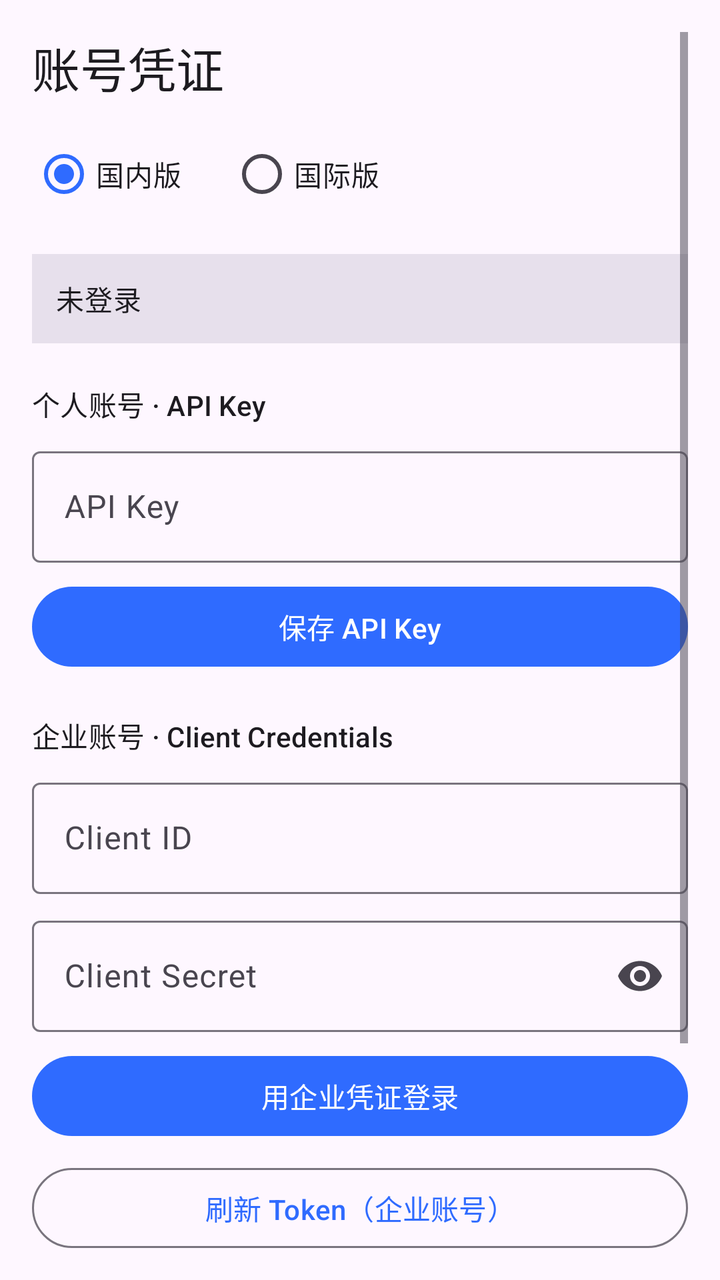
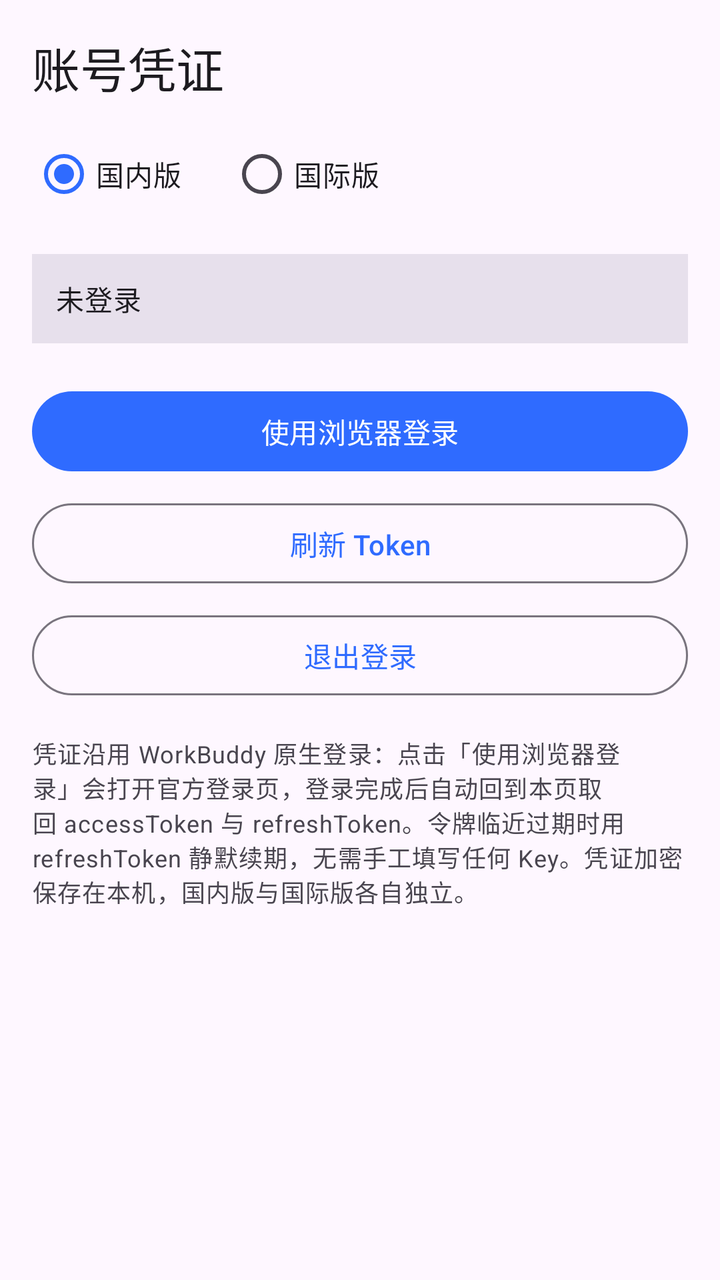

An Android layout rendered at two revisions. The XML below is the earlier revision; the diff shows what the commit changed to produce the second picture.
<!-- AndroidManifest.xml: application theme Theme.WbHub -->
<!-- res/layout/fragment_credentials.xml -->
<?xml version="1.0" encoding="utf-8"?>
<ScrollView xmlns:android="http://schemas.android.com/apk/res/android"
    xmlns:app="http://schemas.android.com/apk/res-auto"
    android:layout_width="match_parent"
    android:layout_height="match_parent"
    android:padding="16dp">

    <LinearLayout
        android:layout_width="match_parent"
        android:layout_height="wrap_content"
        android:orientation="vertical">

        <TextView
            android:layout_width="wrap_content"
            android:layout_height="wrap_content"
            android:text="@string/credential_title"
            android:textAppearance="?attr/textAppearanceHeadlineSmall" />

        <RadioGroup
            android:id="@+id/region_group"
            android:layout_width="match_parent"
            android:layout_height="wrap_content"
            android:layout_marginTop="12dp"
            android:orientation="horizontal">

            <com.google.android.material.radiobutton.MaterialRadioButton
                android:id="@+id/region_cn"
                android:layout_width="wrap_content"
                android:layout_height="wrap_content"
                android:checked="true"
                android:text="@string/credential_region_cn" />

            <com.google.android.material.radiobutton.MaterialRadioButton
                android:id="@+id/region_intl"
                android:layout_width="wrap_content"
                android:layout_height="wrap_content"
                android:layout_marginStart="24dp"
                android:text="@string/credential_region_intl" />
        </RadioGroup>

        <TextView
            android:id="@+id/token_status"
            android:layout_width="match_parent"
            android:layout_height="wrap_content"
            android:layout_marginTop="16dp"
            android:padding="12dp"
            android:background="?attr/colorSurfaceVariant"
            android:text="@string/credential_status_idle"
            android:textAppearance="?attr/textAppearanceBodyMedium" />

        
        <TextView
            android:layout_width="wrap_content"
            android:layout_height="wrap_content"
            android:layout_marginTop="20dp"
            android:text="@string/credential_api_key_section"
            android:textAppearance="?attr/textAppearanceTitleSmall" />

        <com.google.android.material.textfield.TextInputLayout
            android:id="@+id/api_key_layout"
            style="@style/Widget.Material3.TextInputLayout.OutlinedBox"
            android:layout_width="match_parent"
            android:layout_height="wrap_content"
            android:layout_marginTop="8dp"
            android:hint="@string/credential_api_key_hint">

            <com.google.android.material.textfield.TextInputEditText
                android:id="@+id/api_key_input"
                android:layout_width="match_parent"
                android:layout_height="wrap_content"
                android:inputType="textNoSuggestions"
                android:maxLines="1" />
        </com.google.android.material.textfield.TextInputLayout>

        <com.google.android.material.button.MaterialButton
            android:id="@+id/btn_save_api_key"
            android:layout_width="match_parent"
            android:layout_height="wrap_content"
            android:layout_marginTop="8dp"
            android:text="@string/credential_api_key_save" />

        
        <TextView
            android:layout_width="wrap_content"
            android:layout_height="wrap_content"
            android:layout_marginTop="20dp"
            android:text="@string/credential_client_section"
            android:textAppearance="?attr/textAppearanceTitleSmall" />

        <com.google.android.material.textfield.TextInputLayout
            android:id="@+id/client_id_layout"
            style="@style/Widget.Material3.TextInputLayout.OutlinedBox"
            android:layout_width="match_parent"
            android:layout_height="wrap_content"
            android:layout_marginTop="8dp"
            android:hint="@string/credential_client_id_hint">

            <com.google.android.material.textfield.TextInputEditText
                android:id="@+id/client_id_input"
                android:layout_width="match_parent"
                android:layout_height="wrap_content"
                android:inputType="textNoSuggestions"
                android:maxLines="1" />
        </com.google.android.material.textfield.TextInputLayout>

        <com.google.android.material.textfield.TextInputLayout
            android:id="@+id/client_secret_layout"
            style="@style/Widget.Material3.TextInputLayout.OutlinedBox"
            android:layout_width="match_parent"
            android:layout_height="wrap_content"
            android:layout_marginTop="8dp"
            android:hint="@string/credential_client_secret_hint"
            app:endIconMode="password_toggle">

            <com.google.android.material.textfield.TextInputEditText
                android:id="@+id/client_secret_input"
                android:layout_width="match_parent"
                android:layout_height="wrap_content"
                android:inputType="textPassword"
                android:maxLines="1" />
        </com.google.android.material.textfield.TextInputLayout>

        <com.google.android.material.button.MaterialButton
            android:id="@+id/btn_save_client"
            android:layout_width="match_parent"
            android:layout_height="wrap_content"
            android:layout_marginTop="8dp"
            android:text="@string/credential_client_save" />

        <com.google.android.material.button.MaterialButton
            android:id="@+id/btn_refresh"
            style="@style/Widget.Material3.Button.OutlinedButton"
            android:layout_width="match_parent"
            android:layout_height="wrap_content"
            android:layout_marginTop="8dp"
            android:text="@string/credential_refresh" />

        <com.google.android.material.button.MaterialButton
            android:id="@+id/btn_logout"
            style="@style/Widget.Material3.Button.OutlinedButton"
            android:layout_width="match_parent"
            android:layout_height="wrap_content"
            android:layout_marginTop="8dp"
            android:text="@string/credential_logout" />

        <TextView
            android:layout_width="match_parent"
            android:layout_height="wrap_content"
            android:layout_marginTop="16dp"
            android:text="@string/credential_hint"
            android:textAppearance="?attr/textAppearanceBodySmall" />

    </LinearLayout>
</ScrollView>
<!-- resources referenced by this layout -->
<resources>
  <string name="credential_api_key_hint">API Key</string>
  <string name="credential_api_key_save">保存 API Key</string>
  <string name="credential_api_key_section">个人账号 · API Key</string>
  <string name="credential_client_id_hint">Client ID</string>
  <string name="credential_client_save">用企业凭证登录</string>
  <string name="credential_client_secret_hint">Client Secret</string>
  <string name="credential_client_section">企业账号 · Client Credentials</string>
  <string name="credential_hint">个人账号用平台控制台生成的 API Key（随请求走 X-Api-Key 头）；企业账号用 Client ID / Secret 换取 access_token（随请求走 Authorization: Bearer）。凭证均加密保存在本机，国内版与国际版各自独立。</string>
  <string name="credential_logout">退出登录</string>
  <string name="credential_refresh">刷新 Token（企业账号）</string>
  <string name="credential_region_cn">国内版</string>
  <string name="credential_region_intl">国际版</string>
  <string name="credential_status_idle">未登录</string>
  <string name="credential_title">账号凭证</string>
  <style name="Theme.WbHub" parent="Theme.Material3.DayNight.NoActionBar">
          <item name="colorPrimary">@color/brand_primary</item>
          <item name="colorOnPrimary">@color/brand_on_primary</item>
          <item name="colorSecondary">@color/brand_secondary</item>
          <item name="android:statusBarColor" tools:targetApi="21">@color/brand_primary</item>
      </style>
  <color name="brand_primary">#2F6BFF</color>
  <color name="brand_on_primary">#FFFFFF</color>
  <color name="brand_secondary">#12B886</color>
</resources>

<!-- the commit's change to res/layout/fragment_credentials.xml (unified diff, before → after) -->
@@ -1,6 +1,5 @@
 <?xml version="1.0" encoding="utf-8"?>
 <ScrollView xmlns:android="http://schemas.android.com/apk/res/android"
-    xmlns:app="http://schemas.android.com/apk/res-auto"
     android:layout_width="match_parent"
     android:layout_height="match_parent"
     android:padding="16dp">
@@ -48,84 +47,12 @@
             android:text="@string/credential_status_idle"
             android:textAppearance="?attr/textAppearanceBodyMedium" />
 
-        
-        <TextView
-            android:layout_width="wrap_content"
+        <com.google.android.material.button.MaterialButton
+            android:id="@+id/btn_login"
+            android:layout_width="match_parent"
             android:layout_height="wrap_content"
             android:layout_marginTop="20dp"
-            android:text="@string/credential_api_key_section"
-            android:textAppearance="?attr/textAppearanceTitleSmall" />
-
-        <com.google.android.material.textfield.TextInputLayout
-            android:id="@+id/api_key_layout"
-            style="@style/Widget.Material3.TextInputLayout.OutlinedBox"
-            android:layout_width="match_parent"
-            android:layout_height="wrap_content"
-            android:layout_marginTop="8dp"
-            android:hint="@string/credential_api_key_hint">
-
-            <com.google.android.material.textfield.TextInputEditText
-                android:id="@+id/api_key_input"
-                android:layout_width="match_parent"
-                android:layout_height="wrap_content"
-                android:inputType="textNoSuggestions"
-                android:maxLines="1" />
-        </com.google.android.material.textfield.TextInputLayout>
-
-        <com.google.android.material.button.MaterialButton
-            android:id="@+id/btn_save_api_key"
-            android:layout_width="match_parent"
-            android:layout_height="wrap_content"
-            android:layout_marginTop="8dp"
-            android:text="@string/credential_api_key_save" />
-
-        
-        <TextView
-            android:layout_width="wrap_content"
-            android:layout_height="wrap_content"
-            android:layout_marginTop="20dp"
-            android:text="@string/credential_client_section"
-            android:textAppearance="?attr/textAppearanceTitleSmall" />
-
-        <com.google.android.material.textfield.TextInputLayout
-            android:id="@+id/client_id_layout"
-            style="@style/Widget.Material3.TextInputLayout.OutlinedBox"
-            android:layout_width="match_parent"
-            android:layout_height="wrap_content"
-            android:layout_marginTop="8dp"
-            android:hint="@string/credential_client_id_hint">
-
-            <com.google.android.material.textfield.TextInputEditText
-                android:id="@+id/client_id_input"
-                android:layout_width="match_parent"
-                android:layout_height="wrap_content"
-                android:inputType="textNoSuggestions"
-                android:maxLines="1" />
-        </com.google.android.material.textfield.TextInputLayout>
-
-        <com.google.android.material.textfield.TextInputLayout
-            android:id="@+id/client_secret_layout"
-            style="@style/Widget.Material3.TextInputLayout.OutlinedBox"
-            android:layout_width="match_parent"
-            android:layout_height="wrap_content"
-            android:layout_marginTop="8dp"
-            android:hint="@string/credential_client_secret_hint"
-            app:endIconMode="password_toggle">
-
-            <com.google.android.material.textfield.TextInputEditText
-                android:id="@+id/client_secret_input"
-                android:layout_width="match_parent"
-                android:layout_height="wrap_content"
-                android:inputType="textPassword"
-                android:maxLines="1" />
-        </com.google.android.material.textfield.TextInputLayout>
-
-        <com.google.android.material.button.MaterialButton
-            android:id="@+id/btn_save_client"
-            android:layout_width="match_parent"
-            android:layout_height="wrap_content"
-            android:layout_marginTop="8dp"
-            android:text="@string/credential_client_save" />
+            android:text="@string/credential_login_browser" />
 
         <com.google.android.material.button.MaterialButton
             android:id="@+id/btn_refresh"
<!-- resource entries referenced after the edit -->
@@ -1,15 +1,9 @@
 <!-- resources referenced by this layout -->
 <resources>
-  <string name="credential_api_key_hint">API Key</string>
-  <string name="credential_api_key_save">保存 API Key</string>
-  <string name="credential_api_key_section">个人账号 · API Key</string>
-  <string name="credential_client_id_hint">Client ID</string>
-  <string name="credential_client_save">用企业凭证登录</string>
-  <string name="credential_client_secret_hint">Client Secret</string>
-  <string name="credential_client_section">企业账号 · Client Credentials</string>
-  <string name="credential_hint">个人账号用平台控制台生成的 API Key（随请求走 X-Api-Key 头）；企业账号用 Client ID / Secret 换取 access_token（随请求走 Authorization: Bearer）。凭证均加密保存在本机，国内版与国际版各自独立。</string>
+  <string name="credential_hint">凭证沿用 WorkBuddy 原生登录：点击「使用浏览器登录」会打开官方登录页，登录完成后自动回到本页取回 accessToken 与 refreshToken。令牌临近过期时用 refreshToken 静默续期，无需手工填写任何 Key。凭证加密保存在本机，国内版与国际版各自独立。</string>
+  <string name="credential_login_browser">使用浏览器登录</string>
   <string name="credential_logout">退出登录</string>
-  <string name="credential_refresh">刷新 Token（企业账号）</string>
+  <string name="credential_refresh">刷新 Token</string>
   <string name="credential_region_cn">国内版</string>
   <string name="credential_region_intl">国际版</string>
   <string name="credential_status_idle">未登录</string>
